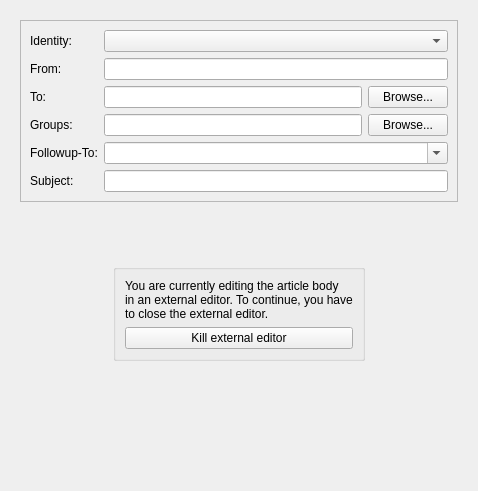
Qt form knode/composer/composer_view.ui (chusopr/kdepim-ktimetracker-akonadi) before a commit.
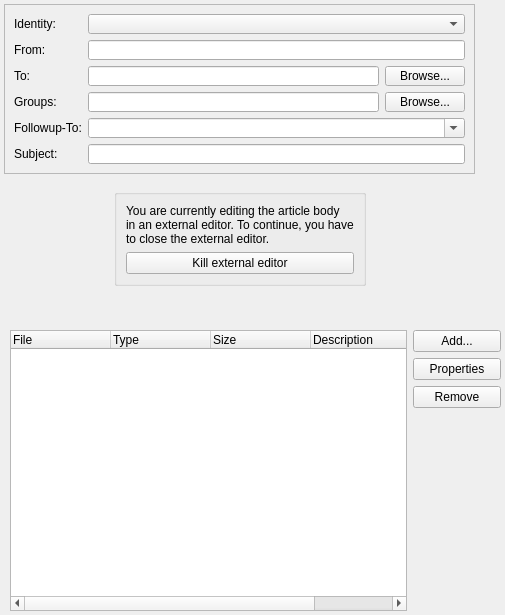
The same form after that commit. Custom widgets are drawn as their Qt base class.

Commit message: Rewrite the attachment view of the composer to port it to a QTreeWidget

Diff of the .ui file:
```diff
--- a/knode/composer/composer_view.ui
+++ b/knode/composer/composer_view.ui
@@ -3,17 +3,15 @@
  <author>Olivier Trichet &lt;nive@nivalis.org&gt;</author>
  <class>KNode::Composer::View</class>
  <widget class="QFrame" name="KNode::Composer::View">
-  <property name="geometry">
-   <rect>
-    <x>0</x>
-    <y>0</y>
-    <width>478</width>
-    <height>491</height>
-   </rect>
-  </property>
-  <layout class="QVBoxLayout" name="mVerticalLayout">
-   <item>
     <widget class="QWidget" name="mHeadersBodyWidget" native="true">
+   <property name="geometry">
+    <rect>
+     <x>4</x>
+     <y>4</y>
+     <width>471</width>
+     <height>291</height>
+    </rect>
+   </property>
      <layout class="QVBoxLayout" name="mLayout1">
       <item>
        <widget class="QFrame" name="mHeadersFrame">
@@ -146,8 +144,8 @@
          </property>
         </widget>
         <widget class="QWidget" name="mExternalEditorNotification">
-         <layout class="QGridLayout" name="mExternalEditorLayout">
-          <item row="2" column="2">
+       <layout class="QGridLayout" name="mExternalEditorLayout" rowstretch="1,0,2">
+        <item row="0" column="1">
            <spacer name="mExtEditVerticalSpacer1">
             <property name="orientation">
              <enum>Qt::Vertical</enum>
@@ -160,7 +158,7 @@
             </property>
            </spacer>
           </item>
-          <item row="4" column="0">
+        <item row="1" column="0">
            <spacer name="mExtEditHorizontalSpacer1">
             <property name="orientation">
              <enum>Qt::Horizontal</enum>
@@ -173,7 +171,7 @@
             </property>
            </spacer>
           </item>
-          <item row="4" column="2">
+        <item row="1" column="1">
            <widget class="QGroupBox" name="groupBox">
             <layout class="QVBoxLayout" name="mExtEditorKillerLayout">
              <item>
@@ -195,7 +193,7 @@
             </layout>
            </widget>
           </item>
-          <item row="4" column="3">
+        <item row="1" column="2">
            <spacer name="mExtEditHorizontalSpacer2">
             <property name="orientation">
              <enum>Qt::Horizontal</enum>
@@ -208,7 +206,7 @@
             </property>
            </spacer>
           </item>
-          <item row="7" column="2">
+        <item row="2" column="1">
            <spacer name="mExtEditVerticalSpacer2">
             <property name="orientation">
              <enum>Qt::Vertical</enum>
@@ -221,30 +219,87 @@
             </property>
            </spacer>
           </item>
-          <item row="8" column="2">
-           <spacer name="mExtEditVerticalSpacer3">
+       </layout>
+      </widget>
+     </widget>
+    </item>
+   </layout>
+  </widget>
+  <widget class="QWidget" name="mAttachmentWidget" native="true">
+   <property name="geometry">
+    <rect>
+     <x>10</x>
+     <y>330</y>
+     <width>491</width>
+     <height>281</height>
+    </rect>
+   </property>
+   <layout class="QGridLayout" name="gridLayout" columnstretch="1,0">
+    <item row="0" column="0" rowspan="4">
+     <widget class="KNode::Composer::AttachmentView" name="mAttachmentsList">
+      <column>
+       <property name="text">
+        <string comment="@title:column list of attachments of a message">File</string>
+       </property>
+      </column>
+      <column>
+       <property name="text">
+        <string comment="@title:column list of attachments of a message">Type</string>
+       </property>
+      </column>
+      <column>
+       <property name="text">
+        <string comment="@title:column list of attachments of a message">Size</string>
+       </property>
+      </column>
+      <column>
+       <property name="text">
+        <string comment="@title:column list of attachments of a message">Description</string>
+       </property>
+      </column>
+      <column>
+       <property name="text">
+        <string comment="@title:column list of attachments of a message">Encoding</string>
+       </property>
+      </column>
+     </widget>
+    </item>
+    <item row="0" column="1">
+     <widget class="KPushButton" name="mAttachmentAddButton">
+      <property name="text">
+       <string comment="@action:button Open a dialog to add a message attachment">Add...</string>
+      </property>
+     </widget>
+    </item>
+    <item row="1" column="1">
+     <widget class="KPushButton" name="mAttachmentPropertiesButton">
+      <property name="text">
+       <string comment="@action:button open a dialog displaying properties of a message attachment">Properties</string>
+      </property>
+     </widget>
+    </item>
+    <item row="3" column="1">
+     <spacer name="verticalSpacer">
             <property name="orientation">
              <enum>Qt::Vertical</enum>
             </property>
             <property name="sizeHint" stdset="0">
              <size>
-              <width>0</width>
-              <height>0</height>
+        <width>88</width>
+        <height>276</height>
              </size>
             </property>
            </spacer>
           </item>
-         </layout>
-        </widget>
-       </widget>
+    <item row="2" column="1">
+     <widget class="KPushButton" name="mAttachmentRemoveButton">
+      <property name="text">
+       <string comment="@action:button remove an attachment of a message">Remove</string>
+      </property>
+     </widget>
       </item>
      </layout>
     </widget>
-   </item>
-   <item>
-    <widget class="QWidget" name="mAttachementWidget" native="true"/>
-   </item>
-  </layout>
  </widget>
  <customwidgets>
   <customwidget>
@@ -278,6 +333,11 @@
    <header>kncomposereditor.h</header>
    <container>1</container>
   </customwidget>
+  <customwidget>
+   <class>KNode::Composer::AttachmentView</class>
+   <extends>QTreeWidget</extends>
+   <header>composer/attachment_view.h</header>
+  </customwidget>
  </customwidgets>
  <tabstops>
   <tabstop>mIdentitySelector</tabstop>
```
Lines whose indentation alone changed are shown as unchanged. The commit also changes 7 other files.
